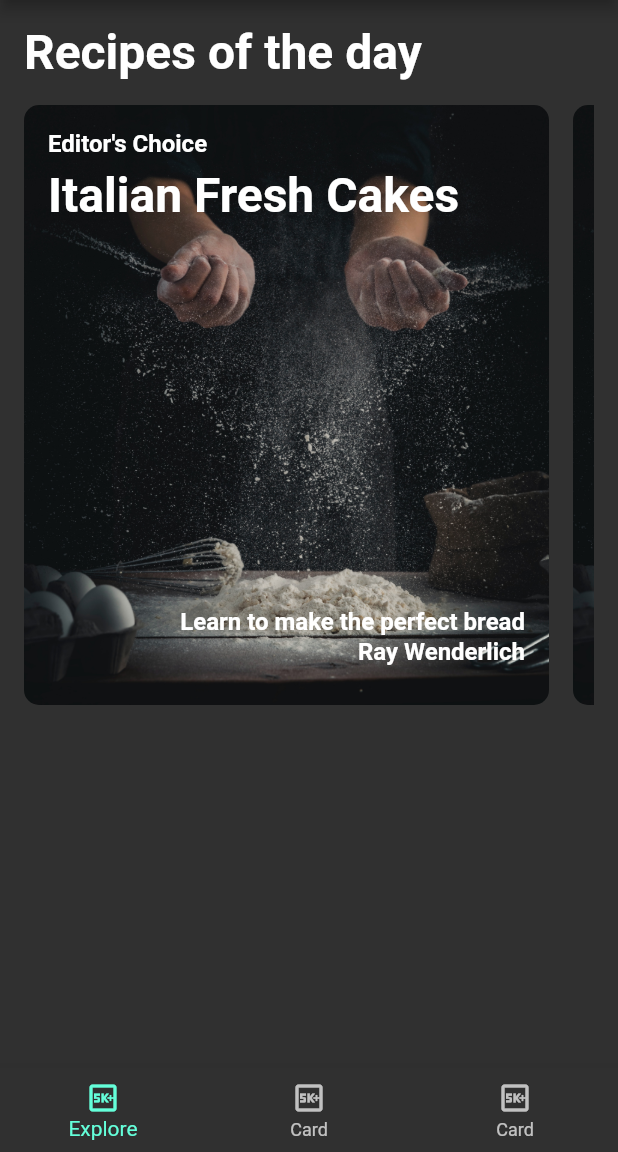
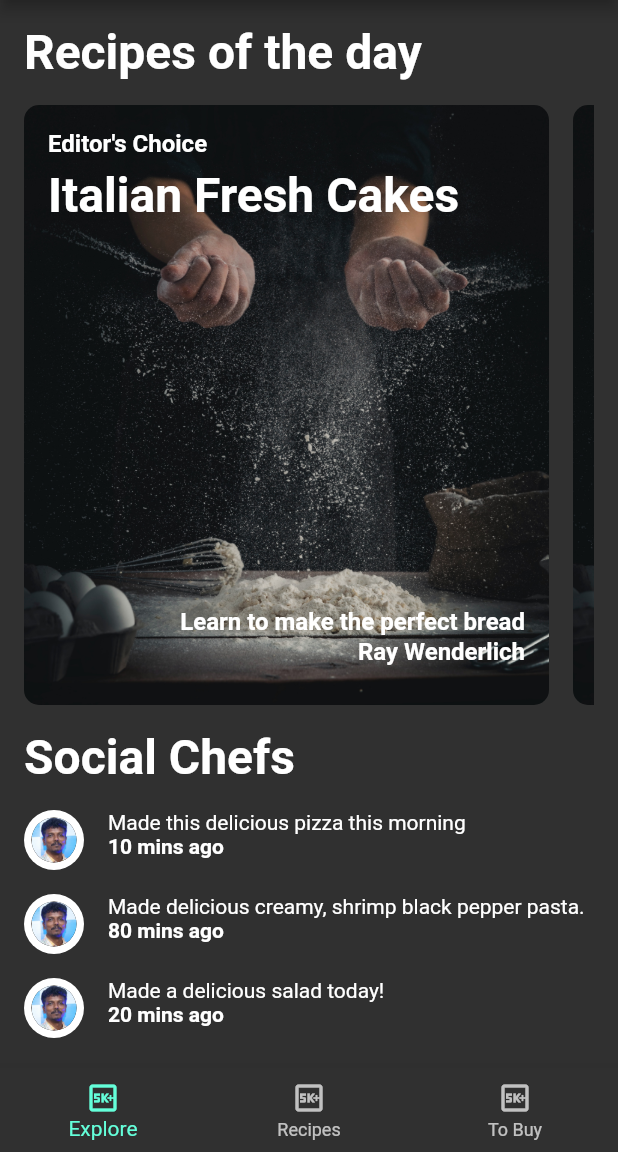
Before and after one commit to zarub2k/flunx, a Flutter app: the screen it shows after launch, on a phone screen of 412 x 824 dp, the part 84-1236 px from its top. Run offline on Flutter 3.47's test engine with Material 2 defaults, Android fonts, the phone set to English and light mode, and no system bars; our stand-ins replace google_fonts; Roboto replaces fonts that are missing (Abel).

Commit message:
chapter 5 is completed

```diff
--- /dev/null
+++ b/lib/foodlab/components/friend_post_list_view.dart
@@ -0,0 +1,45 @@
+import 'package:flunx/foodlab/components/friend_post_title.dart';
+import 'package:flunx/foodlab/models/post.dart';
+import 'package:flutter/material.dart';
+
+class FriendPostListView extends StatelessWidget {
+  final List<Post> posts;
+  const FriendPostListView({
+    Key? key,
+    required this.posts
+  }) : super(key: key);
+
+  @override
+  Widget build(BuildContext context) {
+    return Padding(
+      padding: const EdgeInsets.only(
+        left: 16,
+        right: 16,
+        top: 0
+      ),
+      child: Column(
+        crossAxisAlignment: CrossAxisAlignment.start,
+        children: [
+          Text('Social Chefs', style: Theme.of(context).textTheme.headline1,),
+          const SizedBox(height: 16,),
+          _buildPostListView(context)
+        ],
+      ),
+    );
+  }
+
+  ListView _buildPostListView(BuildContext context) {
+    return ListView.separated(
+      primary: false,
+      shrinkWrap: true,
+      physics: const NeverScrollableScrollPhysics(),
+      itemBuilder: (context, index) {
+        return FriendPostTitle(post: posts[index]);
+      },
+      separatorBuilder: (context, index) {
+        return const SizedBox(height: 16);
+      },
+      itemCount: posts.length
+    );
+  }
+}
--- /dev/null
+++ b/lib/foodlab/components/friend_post_title.dart
@@ -0,0 +1,39 @@
+import 'package:flunx/circle_image.dart';
+import 'package:flunx/foodlab/models/post.dart';
+import 'package:flutter/material.dart';
+
+class FriendPostTitle extends StatelessWidget {
+  final Post post;
+
+  const FriendPostTitle({
+    Key? key,
+    required this.post
+  }) : super(key: key);
+
+  @override
+  Widget build(BuildContext context) {
+    return Row(
+      crossAxisAlignment: CrossAxisAlignment.start,
+      mainAxisAlignment: MainAxisAlignment.start,
+      children: [
+        CircleImage(
+          imageProvider: AssetImage(post.profileImageUrl),
+          imageRadius: 20,
+        ),
+        const SizedBox(width: 16),
+        Expanded(
+          child: Column(
+            crossAxisAlignment: CrossAxisAlignment.start,
+            children: [
+              Text(post.comment),
+              Text(
+                '${post.timestamp} mins ago',
+                style: const TextStyle(fontWeight: FontWeight.w700),
+              )
+            ],
+          ),
+        )
+      ],
+    );
+  }
+}
--- /dev/null
+++ b/lib/foodlab/models/grocery_item.dart
@@ -0,0 +1,27 @@
+enum Importance {
+  low, medium, high
+}
+
+class GroceryItem {
+  final String id;
+  final String name;
+  final Importance importance;
+
+  GroceryItem({
+    required this.id,
+    required this.name,
+    required this.importance
+  });
+
+  GroceryItem copyWith({
+    String? id,
+    String? name,
+    Importance? importance
+  }) {
+    return GroceryItem(
+      id: id ?? this.id,
+      name: name ?? this.name,
+      importance: importance ?? this.importance
+    );
+  }
+}
--- a/lib/foodlab/screens/explore_screen.dart
+++ b/lib/foodlab/screens/explore_screen.dart
@@ -1,4 +1,5 @@
 import 'package:flunx/foodlab/api/mock_service.dart';
+import 'package:flunx/foodlab/components/friend_post_list_view.dart';
 import 'package:flunx/foodlab/components/today_recipe_list.dart';
 import 'package:flunx/foodlab/models/explore_data.dart';
 import 'package:flutter/material.dart';
@@ -19,10 +20,15 @@ class ExploreScreen extends StatelessWidget {
       builder: (context, AsyncSnapshot<ExploreData> snapshot) {
         if (snapshot.connectionState == ConnectionState.done) {
           final recipes = snapshot.data?.todayRecipes ?? [];
-          return Center(
-            child: Container(
-              child: TodayRecipeListView(recipes: recipes,),
-            ),
+          final posts = snapshot.data?.posts ?? [];
+          print(posts);
+          return ListView(
+            scrollDirection: Axis.vertical,
+            children: [
+              TodayRecipeListView(recipes: recipes),
+              const SizedBox(height: 16,),
+              FriendPostListView(posts: posts)
+            ],
           );
         } else {
           return const Center(
--- a/lib/home.dart
+++ b/lib/home.dart
@@ -1,6 +1,7 @@
 import 'package:flunx/foodlab/screens/explore_screen.dart';
+import 'package:flunx/foodlab/screens/grocery_screen.dart';
+import 'package:flunx/foodlab/screens/recipes_screen.dart';
 import 'package:flutter/material.dart';
-import 'card2.dart';
 import 'card3.dart';
 
 class Home extends StatefulWidget {
@@ -17,8 +18,8 @@ class _HomeState extends State<Home> {
 
   static List<Widget> pages = [
     ExploreScreen(),
-    const Card2(),
-    const Card3(),
+    RecipesScreen(),
+    const GroceryScreen(),
   ];
 
   @override
@@ -41,8 +42,8 @@ class _HomeState extends State<Home> {
           icon: Icon(Icons.five_k_plus_outlined),
           label: 'Explore'
         ),
-        BottomNavigationBarItem(icon: Icon(Icons.five_k_plus_outlined), label: 'Card'),
-        BottomNavigationBarItem(icon: Icon(Icons.five_k_plus_outlined), label: 'Card')
+        BottomNavigationBarItem(icon: Icon(Icons.five_k_plus_outlined), label: 'Recipes'),
+        BottomNavigationBarItem(icon: Icon(Icons.five_k_plus_outlined), label: 'To Buy')
       ],
       onTap: _onTap,
     );
```
Also changed, not shown: lib/foodlab/api/mock_service.dart (+18 -1 lines), lib/foodlab/components/recipe_thumbnail.dart (added, +39 -0 lines), lib/foodlab/components/recipes_grid_view.dart (added, +30 -0 lines), lib/foodlab/screens/grocery_screen.dart (added, +12 -0 lines), lib/foodlab/screens/recipes_screen.dart (added, +25 -0 lines), assets/pics/empty.jpg (added).
